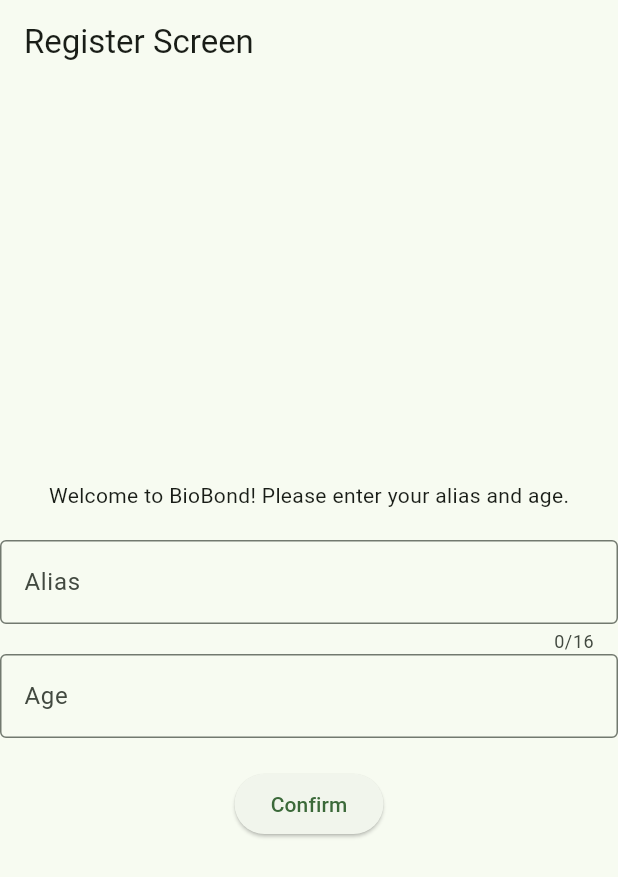
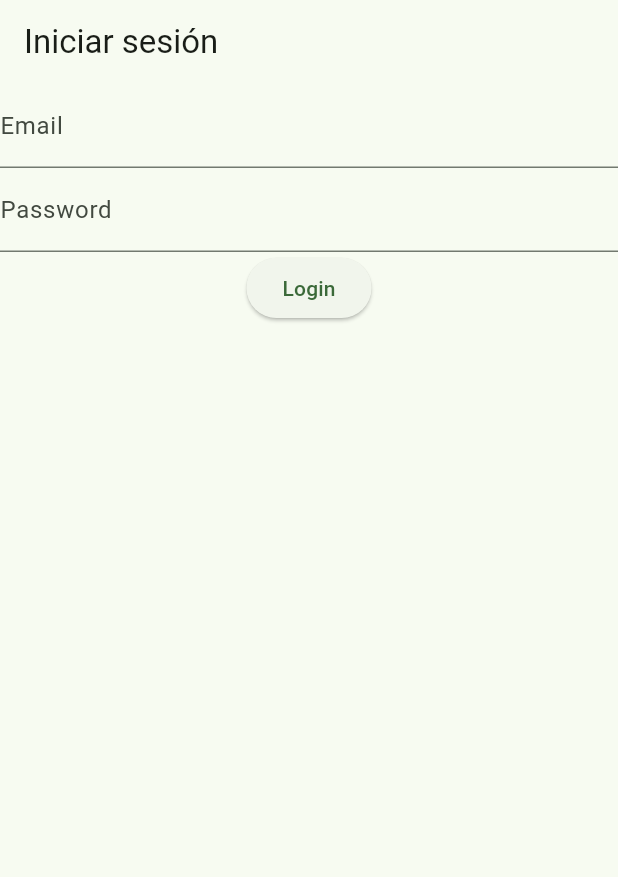
Before and after one commit to SergioPasMes/FlutterProjectMAD, a Flutter app: the screen it shows after launch, on a phone screen of 412 x 824 dp. Shown: the top 877 px of the screen. Run offline on Flutter 3.47's test engine with Material 3 defaults, Android fonts, the phone set to English and light mode, and no system bars; our stand-ins replace firebase_auth, firebase_core, firebase_database, flutter_map, geolocator, latlong2 and 3 more; accounts and stored records are empty.

Commit message:
Implemented new Login Screen, configured and connected our app to Firebase and started doing API methods.

```diff
--- a/lib/main.dart
+++ b/lib/main.dart
@@ -1,17 +1,26 @@
+import 'package:firebase_core/firebase_core.dart';
+import 'package:firebase_auth/firebase_auth.dart';
+import 'firebase_options.dart';
+
+import 'package:shared_preferences/shared_preferences.dart';
+
 import 'package:flutter/material.dart';
-import 'package:flutter_mad/helpers/logger.dart';
+import 'package:flutter_mad/screens/login_screen.dart';
 import 'package:flutter_mad/screens/landing_screen.dart';
 import 'package:flutter_mad/screens/map_screen.dart';
-import 'package:flutter_mad/screens/register_screen.dart';
 import 'package:flutter_mad/screens/main_screen.dart';
 import 'package:flutter_mad/screens/profile_editor_screen.dart';
 import 'package:flutter_mad/screens/ranking_screen.dart';
-import 'package:shared_preferences/shared_preferences.dart';
 
 void main() async {
   // ------------------------------- TO DELETE STORED DATA AND START FROM ZERO -------------------------------
-  //final prefs = await SharedPreferences.getInstance();
-  //await prefs.clear();
+  final prefs = await SharedPreferences.getInstance();
+  await prefs.clear();
+
+  WidgetsFlutterBinding.ensureInitialized();
+  await Firebase.initializeApp(
+    options: DefaultFirebaseOptions.currentPlatform,
+  );
   runApp(MyApp());
 }
 
@@ -24,7 +33,18 @@ class MyApp extends StatelessWidget {
         colorScheme: ColorScheme.fromSeed(seedColor: Colors.green),
         useMaterial3: true,
       ),
-      home: LandingScreen(),
+      home: StreamBuilder<User?>(
+        stream: FirebaseAuth.instance.authStateChanges(),
+        builder: (context, snapshot) {
+          if (snapshot.connectionState == ConnectionState.active) {
+            if (snapshot.data != null) {
+              return LandingScreen(); // Usuario está logueado
+            }
+            return LoginScreen(); // Usuario no está logueado
+          }
+          return CircularProgressIndicator(); // Esperando conexión
+        },
+      ),
     );
   }
 }
--- /dev/null
+++ b/lib/screens/login_screen.dart
@@ -0,0 +1,66 @@
+import 'package:firebase_auth/firebase_auth.dart';
+import 'package:flutter/material.dart';
+import 'package:toastification/toastification.dart';
+
+class LoginScreen extends StatefulWidget {
+  @override
+  _LoginScreenState createState() => _LoginScreenState();
+}
+class _LoginScreenState extends State<LoginScreen> {
+  final FirebaseAuth _auth = FirebaseAuth.instance;
+  final TextEditingController emailController = TextEditingController();
+  final TextEditingController passwordController = TextEditingController();
+
+  void _signInWithEmailAndPassword() async {
+    try {
+      final User? user = (await _auth.signInWithEmailAndPassword(
+        email: emailController.text,
+        password: passwordController.text,
+      )).user;
+      if (user != null) {
+        toastification.show(
+          context: context,
+          title: Text('Login Successful'),
+          autoCloseDuration: const Duration(seconds: 5),
+        );
+      } else {
+        toastification.show(
+          context: context,
+          title: Text('Login Failed'),
+          type: ToastificationType.warning,
+          autoCloseDuration: const Duration(seconds: 5),
+        );
+      }
+    } catch (e) {
+      toastification.show(
+        context: context,
+        title: Text(e.toString()),
+        type: ToastificationType.error,
+        autoCloseDuration: const Duration(seconds: 5),
+      );
+    }
+  }
+  @override
+  Widget build(BuildContext context) {
+    return Scaffold(
+      appBar: AppBar(title: Text("Iniciar sesión")),
+      body: Column(
+        children: <Widget>[
+          TextField(
+            controller: emailController,
+            decoration: InputDecoration(labelText: 'Email'),
+          ),
+          TextField(
+            controller: passwordController,
+            decoration: InputDecoration(labelText: 'Password'),
+            obscureText: true,
+          ),
+          ElevatedButton(
+            onPressed: _signInWithEmailAndPassword,
+            child: Text('Login'),
+          ),
+        ],
+      ),
+    );
+  }
+}
--- a/pubspec.yaml
+++ b/pubspec.yaml
@@ -42,6 +42,9 @@ dependencies:
   geolocator: ^11.0.0
   flutter_map: ^8.3.0
   latlong2: ^0.9.1
+  firebase_core: ^4.8.0
+  firebase_auth: ^6.5.0
+  firebase_database: ^12.4.1
 
 dev_dependencies:
   flutter_test:
```
Also changed, not shown: lib/helpers/apiManager.dart (added, +58 -0 lines), lib/firebase_options.dart (added), pubspec.lock, 2 other files.
